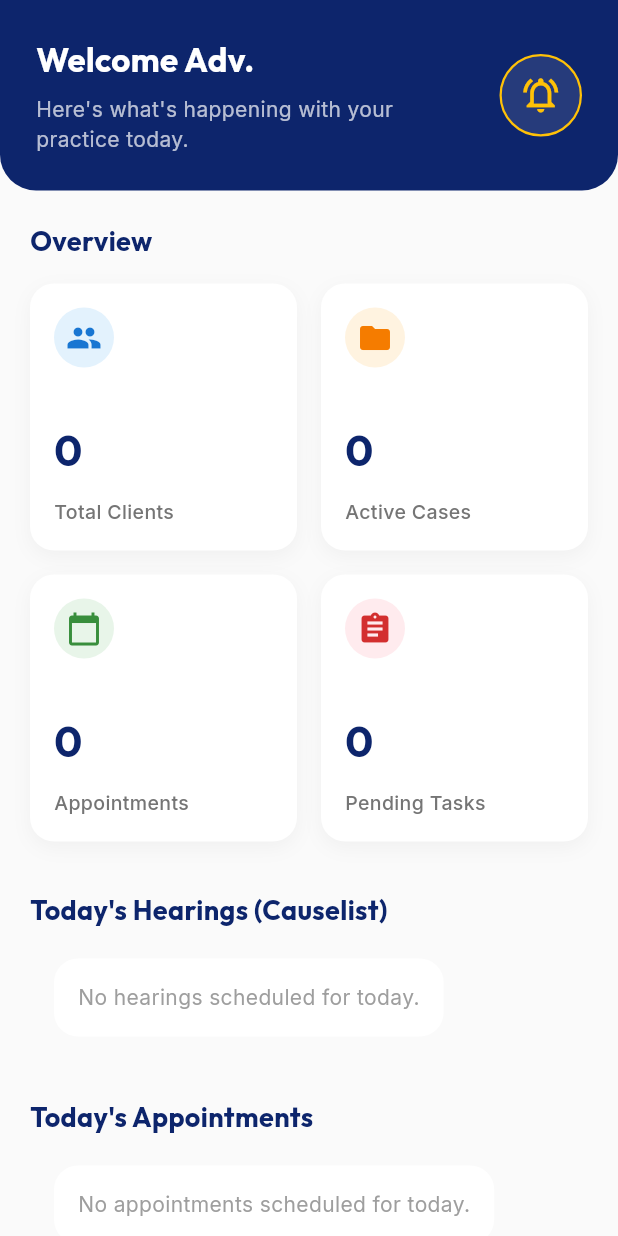
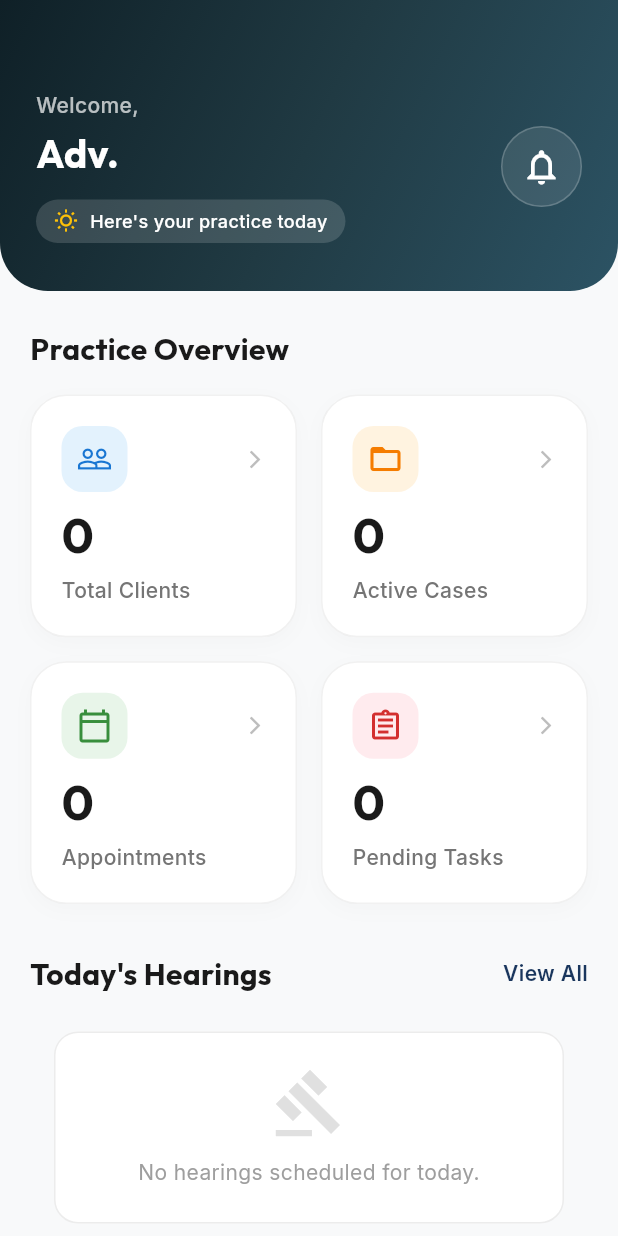
Before and after one commit to athulyaanil3/JUSTICECONNECT, a Flutter app: the LawyerHomeTab screen opened directly, on a phone screen of 412 x 824 dp. Run offline on Flutter 3.47's test engine with Material 3 defaults, Android fonts, the phone set to English and light mode, and no system bars; our stand-ins replace file_picker, google_fonts, image_picker, open_filex, share_plus, shared_preferences and 1 more; missing offline and left inert: cryptography, encrypt; accounts and stored records are empty.

Commit message:
feat(lawyer): update lawyer home tab statistics and schedule

```diff
--- a/lib/views/dashboard/lawyer_tabs/lawyer_home_tab.dart
+++ b/lib/views/dashboard/lawyer_tabs/lawyer_home_tab.dart
@@ -99,7 +99,7 @@ class _LawyerHomeTabState extends State<LawyerHomeTab> {
         final todayAppointments = appointments.where((a) => a.requestedAt.day == DateTime.now().day).toList();
 
         return Scaffold(
-          backgroundColor: Colors.grey[50],
+          backgroundColor: const Color(0xFFF8F9FA),
           body: SingleChildScrollView(
             child: Column(
               crossAxisAlignment: CrossAxisAlignment.start,
@@ -111,13 +111,13 @@ class _LawyerHomeTabState extends State<LawyerHomeTab> {
                   );
                 }),
                 Padding(
-                  padding: const EdgeInsets.all(20.0),
+                  padding: const EdgeInsets.symmetric(horizontal: 20.0, vertical: 24.0),
                   child: Column(
                     crossAxisAlignment: CrossAxisAlignment.start,
                     children: [
                       Text(
-                        'Overview',
-                        style: GoogleFonts.outfit(fontSize: 18, fontWeight: FontWeight.bold, color: const Color(0xFF0D256C)),
+                        'Practice Overview',
+                        style: GoogleFonts.outfit(fontSize: 20, fontWeight: FontWeight.bold, color: const Color(0xFF1A1A1A)),
                       ),
                       const SizedBox(height: 16),
                       // Statistics Grid
@@ -125,6 +125,7 @@ class _LawyerHomeTabState extends State<LawyerHomeTab> {
                         crossAxisCount: 2,
                         crossAxisSpacing: 16,
                         mainAxisSpacing: 16,
+                        childAspectRatio: 1.1,
                         shrinkWrap: true,
                         physics: const NeverScrollableScrollPhysics(),
                         children: [
@@ -132,8 +133,9 @@ class _LawyerHomeTabState extends State<LawyerHomeTab> {
                             context,
                             'Total Clients',
                             totalClients.toString(),
-                            Icons.people,
-                            Colors.blue,
+                            Icons.people_outline,
+                            const Color(0xFFE3F2FD),
+                            const Color(0xFF1976D2),
                             onTap: () {
                               _showDetailsBottomSheet(context, 'Total Clients', [
                                 const ListTile(title: Text('Unique clients based on active & closed cases.'))
@@ -144,8 +146,9 @@ class _LawyerHomeTabState extends State<LawyerHomeTab> {
                             context,
                             'Active Cases',
                             activeCases.length.toString(),
-                            Icons.folder,
-                            Colors.orange,
+                            Icons.folder_open,
+                            const Color(0xFFFFF3E0),
+                            const Color(0xFFF57C00),
                             onTap: () {
                               _showDetailsBottomSheet(context, 'Active Cases',
                                 activeCases.map((c) => ListTile(
@@ -160,8 +163,9 @@ class _LawyerHomeTabState extends State<LawyerHomeTab> {
                             context,
                             'Appointments',
                             appointments.length.toString(),
-                            Icons.calendar_today,
-                            Colors.green,
+                            Icons.calendar_today_outlined,
+                            const Color(0xFFE8F5E9),
+                            const Color(0xFF388E3C),
                             onTap: () {
                                _showDetailsBottomSheet(context, 'Appointments',
                                 appointments.map((a) => ListTile(
@@ -176,8 +180,9 @@ class _LawyerHomeTabState extends State<LawyerHomeTab> {
                             context,
                             'Pending Tasks',
                             pendingTasks.length.toString(),
-                            Icons.assignment,
-                            Colors.red,
+                            Icons.assignment_outlined,
+                            const Color(0xFFFFEBEE),
+                            const Color(0xFFD32F2F),
                             onTap: () {
                               _showDetailsBottomSheet(context, 'Pending Tasks (Requests)',
                                 pendingTasks.map((t) => ListTile(
@@ -200,23 +205,47 @@ class _LawyerHomeTabState extends State<LawyerHomeTab> {
 
                       const SizedBox(height: 32),
 
+                      Row(
+                        mainAxisAlignment: MainAxisAlignment.spaceBetween,
+                        children: [
                           Text(
-                        'Today\'s Hearings (Causelist)',
+                            'Today\'s Hearings',
                             style: GoogleFonts.outfit(
-                          fontSize: 18,
+                              fontSize: 20,
                               fontWeight: FontWeight.bold,
-                          color: const Color(0xFF0D256C),
+                              color: const Color(0xFF1A1A1A),
                             ),
                           ),
-                      const SizedBox(height: 12),
+                          Text(
+                            'View All',
+                            style: GoogleFonts.inter(
+                              fontSize: 14,
+                              fontWeight: FontWeight.w600,
+                              color: Theme.of(context).primaryColor,
+                            ),
+                          ),
+                        ],
+                      ),
+                      const SizedBox(height: 16),
                       if (todayCases.isEmpty)
                         Card(
-                          shape: RoundedRectangleBorder(borderRadius: BorderRadius.circular(16)),
+                          shape: RoundedRectangleBorder(
+                            borderRadius: BorderRadius.circular(16),
+                            side: BorderSide(color: Colors.grey.withOpacity(0.2)),
+                          ),
                           elevation: 0,
                           color: Colors.white,
                           child: Padding(
-                            padding: const EdgeInsets.all(16.0),
-                            child: Text('No hearings scheduled for today.', style: GoogleFonts.inter(color: Colors.grey)),
+                            padding: const EdgeInsets.all(24.0),
+                            child: Center(
+                              child: Column(
+                                children: [
+                                  Icon(Icons.gavel_outlined, size: 48, color: Colors.grey.shade300),
+                                  const SizedBox(height: 12),
+                                  Text('No hearings scheduled for today.', style: GoogleFonts.inter(color: Colors.grey.shade500)),
+                                ],
+                              ),
+                            ),
                           ),
                         )
                       else
@@ -224,23 +253,39 @@ class _LawyerHomeTabState extends State<LawyerHomeTab> {
 
                       const SizedBox(height: 32),
 
+                      Row(
+                        mainAxisAlignment: MainAxisAlignment.spaceBetween,
+                        children: [
                           Text(
                             'Today\'s Appointments',
                             style: GoogleFonts.outfit(
-                          fontSize: 18,
+                              fontSize: 20,
                               fontWeight: FontWeight.bold,
-                          color: const Color(0xFF0D256C),
+                              color: const Color(0xFF1A1A1A),
                             ),
                           ),
-                      const SizedBox(height: 12),
+                        ],
+                      ),
+                      const SizedBox(height: 16),
                       if (todayAppointments.isEmpty)
                         Card(
-                          shape: RoundedRectangleBorder(borderRadius: BorderRadius.circular(16)),
+                          shape: RoundedRectangleBorder(
+                            borderRadius: BorderRadius.circular(16),
+                            side: BorderSide(color: Colors.grey.withOpacity(0.2)),
+                          ),
                           elevation: 0,
                           color: Colors.white,
                           child: Padding(
-                            padding: const EdgeInsets.all(16.0),
-                            child: Text('No appointments scheduled for today.', style: GoogleFonts.inter(color: Colors.grey)),
+                            padding: const EdgeInsets.all(24.0),
+                            child: Center(
+                              child: Column(
+                                children: [
+                                  Icon(Icons.calendar_today_outlined, size: 48, color: Colors.grey.shade300),
+                                  const SizedBox(height: 12),
+                                  Text('No appointments scheduled for today.', style: GoogleFonts.inter(color: Colors.grey.shade500)),
+                                ],
+                              ),
+                            ),
                           ),
                         )
                       else
@@ -250,6 +295,8 @@ class _LawyerHomeTabState extends State<LawyerHomeTab> {
                           time: DateFormat('hh:mm a').format(a.requestedAt),
                           type: 'Consultation'
                         )).toList(),
+
+                      const SizedBox(height: 40),
                     ],
                   ),
                 ),
@@ -265,30 +312,54 @@ class _LawyerHomeTabState extends State<LawyerHomeTab> {
     final hasUnread = notifProvider.unreadCount > 0;
     return Container(
       width: double.infinity,
-      padding: const EdgeInsets.all(24),
+      padding: const EdgeInsets.only(top: 60, left: 24, right: 24, bottom: 32),
       decoration: const BoxDecoration(
-        color: Color(0xFF0D256C),
+        gradient: LinearGradient(
+          colors: [Color(0xFF0F2027), Color(0xFF203A43), Color(0xFF2C5364)],
+          begin: Alignment.topLeft,
+          end: Alignment.bottomRight,
+        ),
         borderRadius: BorderRadius.only(
-          bottomLeft: Radius.circular(24),
-          bottomRight: Radius.circular(24),
+          bottomLeft: Radius.circular(32),
+          bottomRight: Radius.circular(32),
         ),
       ),
       child: Row(
         mainAxisAlignment: MainAxisAlignment.spaceBetween,
+        crossAxisAlignment: CrossAxisAlignment.center,
         children: [
           Expanded(
             child: Column(
               crossAxisAlignment: CrossAxisAlignment.start,
               children: [
                 Text(
-                  'Welcome Adv. $role',
-                  style: GoogleFonts.outfit(fontSize: 22, fontWeight: FontWeight.bold, color: Colors.white),
+                  'Welcome,',
+                  style: GoogleFonts.inter(fontSize: 14, color: Colors.white70, fontWeight: FontWeight.w500),
+                ),
+                const SizedBox(height: 4),
+                Text(
+                  'Adv. $role',
+                  style: GoogleFonts.outfit(fontSize: 26, fontWeight: FontWeight.bold, color: Colors.white),
                   overflow: TextOverflow.ellipsis,
                 ),
-                const SizedBox(height: 8),
+                const SizedBox(height: 12),
+                Container(
+                  padding: const EdgeInsets.symmetric(horizontal: 12, vertical: 6),
+                  decoration: BoxDecoration(
+                    color: Colors.white.withOpacity(0.15),
+                    borderRadius: BorderRadius.circular(20),
+                  ),
+                  child: Row(
+                    mainAxisSize: MainAxisSize.min,
+                    children: [
+                      const Icon(Icons.wb_sunny_outlined, color: Colors.amber, size: 16),
+                      const SizedBox(width: 8),
                       Text(
-                  'Here\'s what\'s happening with your\npractice today.',
-                  style: GoogleFonts.inter(fontSize: 14, color: Colors.white70),
+                        'Here\'s your practice today',
+                        style: GoogleFonts.inter(fontSize: 12, color: Colors.white, fontWeight: FontWeight.w500),
+                      ),
+                    ],
+                  ),
                 ),
               ],
             ),
@@ -297,25 +368,27 @@ class _LawyerHomeTabState extends State<LawyerHomeTab> {
             children: [
               InkWell(
                 onTap: onNotifTap,
+                borderRadius: BorderRadius.circular(50),
                 child: Container(
                   padding: const EdgeInsets.all(12),
                   decoration: BoxDecoration(
                     color: Colors.white.withOpacity(0.1),
                     shape: BoxShape.circle,
-                    border: Border.all(color: Colors.amber, width: 1.5),
+                    border: Border.all(color: Colors.white.withOpacity(0.2), width: 1),
                   ),
-                  child: const Icon(Icons.notifications_active_outlined, color: Colors.amber, size: 28),
+                  child: const Icon(Icons.notifications_outlined, color: Colors.white, size: 28),
                 ),
               ),
               if (hasUnread)
                 Positioned(
-                  right: 0,
-                  top: 0,
+                  right: 2,
+                  top: 2,
                   child: Container(
-                    padding: const EdgeInsets.all(4),
-                    decoration: const BoxDecoration(
-                      color: Colors.red,
+                    padding: const EdgeInsets.all(5),
+                    decoration: BoxDecoration(
+                      color: const Color(0xFFE53935),
                       shape: BoxShape.circle,
+                      border: Border.all(color: const Color(0xFF2C5364), width: 2),
                     ),
                     child: Text(
                       '${notifProvider.unreadCount}',
@@ -330,43 +403,51 @@ class _LawyerHomeTabState extends State<LawyerHomeTab> {
     );
   }
 
-  Widget _buildStatCard(BuildContext context, String title, String value, IconData icon, MaterialColor color, {required VoidCallback onTap}) {
+  Widget _buildStatCard(BuildContext context, String title, String value, IconData icon, Color iconBgColor, Color iconColor, {required VoidCallback onTap}) {
     return InkWell(
       onTap: onTap,
-      borderRadius: BorderRadius.circular(16),
+      borderRadius: BorderRadius.circular(24),
       child: Container(
         decoration: BoxDecoration(
           color: Colors.white,
-          borderRadius: BorderRadius.circular(16),
+          borderRadius: BorderRadius.circular(24),
+          border: Border.all(color: Colors.grey.withOpacity(0.15)),
           boxShadow: [
             BoxShadow(
-              color: Colors.black.withOpacity(0.04),
+              color: Colors.black.withOpacity(0.02),
               blurRadius: 10,
               offset: const Offset(0, 4),
             ),
           ],
         ),
-        padding: const EdgeInsets.all(16),
+        padding: const EdgeInsets.all(20),
         child: Column(
           crossAxisAlignment: CrossAxisAlignment.start,
+          mainAxisAlignment: MainAxisAlignment.center,
+          children: [
+            Row(
               mainAxisAlignment: MainAxisAlignment.spaceBetween,
               children: [
                 Container(
-              padding: const EdgeInsets.all(8),
+                  padding: const EdgeInsets.all(10),
                   decoration: BoxDecoration(
-                color: color.shade50,
-                shape: BoxShape.circle,
+                    color: iconBgColor,
+                    borderRadius: BorderRadius.circular(14),
                   ),
-              child: Icon(icon, color: color.shade700, size: 24),
+                  child: Icon(icon, color: iconColor, size: 24),
                 ),
-            const SizedBox(height: 12),
+                Icon(Icons.arrow_forward_ios, size: 14, color: Colors.grey.shade400),
+              ],
+            ),
+            const Spacer(),
             Text(
               value,
-              style: GoogleFonts.outfit(fontSize: 28, fontWeight: FontWeight.bold, color: const Color(0xFF0D256C)),
+              style: GoogleFonts.outfit(fontSize: 32, fontWeight: FontWeight.bold, color: const Color(0xFF1A1A1A)),
             ),
+            const SizedBox(height: 4),
             Text(
               title,
-              style: GoogleFonts.inter(fontSize: 13, color: Colors.grey[600], fontWeight: FontWeight.w500),
+              style: GoogleFonts.inter(fontSize: 14, color: Colors.grey.shade600, fontWeight: FontWeight.w500),
             ),
           ],
         ),
@@ -375,25 +456,57 @@ class _LawyerHomeTabState extends State<LawyerHomeTab> {
   }
 
   Widget _buildAppointmentCard(BuildContext context, {required String clientName, required String time, required String type}) {
-    return Card(
+    return Container(
       margin: const EdgeInsets.only(bottom: 12),
-      shape: RoundedRectangleBorder(borderRadius: BorderRadius.circular(12)),
-      elevation: 2,
+      decoration: BoxDecoration(
+        color: Colors.white,
+        borderRadius: BorderRadius.circular(16),
+        border: Border.all(color: Colors.grey.withOpacity(0.15)),
+        boxShadow: [
+          BoxShadow(
+            color: Colors.black.withOpacity(0.02),
+            blurRadius: 8,
+            offset: const Offset(0, 2),
+          ),
+        ],
+      ),
       child: ListTile(
-        leading: CircleAvatar(
-          backgroundColor: Theme.of(context).primaryColor.withOpacity(0.1),
-          child: Icon(Icons.person, color: Theme.of(context).primaryColor),
+        contentPadding: const EdgeInsets.symmetric(horizontal: 16, vertical: 8),
+        leading: Container(
+          padding: const EdgeInsets.all(10),
+          decoration: BoxDecoration(
+            color: Theme.of(context).primaryColor.withOpacity(0.1),
+            borderRadius: BorderRadius.circular(12),
           ),
-        title: Text(clientName, style: GoogleFonts.inter(fontWeight: FontWeight.bold)),
-        subtitle: Text('$type • $time', style: GoogleFonts.inter(color: Colors.grey[600], fontSize: 13)),
-        trailing: IconButton(
-          icon: const Icon(Icons.video_call),
-          color: Colors.green,
+          child: Icon(Icons.person_outline, color: Theme.of(context).primaryColor),
+        ),
+        title: Text(clientName, style: GoogleFonts.inter(fontWeight: FontWeight.w600, fontSize: 16, color: const Color(0xFF1A1A1A))),
+        subtitle: Padding(
+          padding: const EdgeInsets.only(top: 4.0),
+          child: Row(
+            children: [
+              Icon(Icons.schedule, size: 14, color: Colors.grey.shade600),
+              const SizedBox(width: 4),
+              Text(time, style: GoogleFonts.inter(color: Colors.grey.shade600, fontSize: 13, fontWeight: FontWeight.w500)),
+              const SizedBox(width: 8),
+              Text('• $type', style: GoogleFonts.inter(color: Colors.grey.shade500, fontSize: 13)),
+            ],
+          ),
+        ),
+        trailing: Container(
+          decoration: BoxDecoration(
+            color: const Color(0xFFE8F5E9),
+            borderRadius: BorderRadius.circular(12),
+          ),
+          child: IconButton(
+            icon: const Icon(Icons.videocam_outlined),
+            color: const Color(0xFF2E7D32),
             onPressed: () {
               // Video call implementation
             },
           ),
         ),
+      ),
     );
   }
 }
```
Lines whose indentation alone changed are shown as unchanged.
